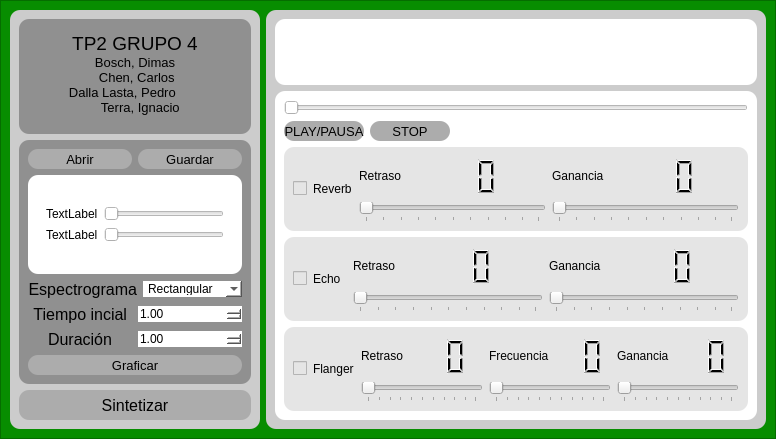
dimasmb/TP2-ASSD, file designer/mainwindow.ui: the form before one commit.
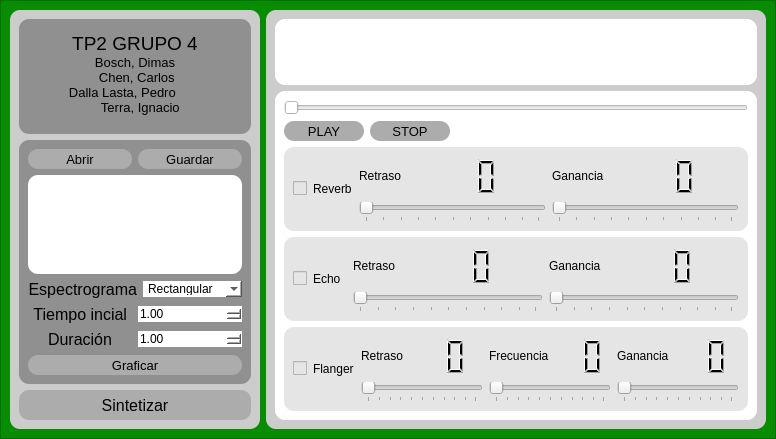
The form after the commit.

Commit message: Agregué comboBox para los tracks y saque los dos que aparecen al principio

What changed in the file:
```diff
--- a/designer/mainwindow.ui
+++ b/designer/mainwindow.ui
@@ -325,50 +325,13 @@
                     <rect>
                      <x>0</x>
                      <y>0</y>
-                     <width>179</width>
-                     <height>74</height>
+                     <width>196</width>
+                     <height>69</height>
                     </rect>
                    </property>
                    <layout class="QVBoxLayout" name="verticalLayout_8">
                     <item>
-                     <layout class="QVBoxLayout" name="verticalLayout_3">
-                      <item>
-                       <layout class="QHBoxLayout" name="horizontalLayout_24">
-                        <item>
-                         <widget class="QLabel" name="label_3">
-                          <property name="text">
-                           <string>TextLabel</string>
-                          </property>
-                         </widget>
-                        </item>
-                        <item>
-                         <widget class="QSlider" name="horizontalSlider_9">
-                          <property name="orientation">
-                           <enum>Qt::Horizontal</enum>
-                          </property>
-                         </widget>
-                        </item>
-                       </layout>
-                      </item>
-                      <item>
-                       <layout class="QHBoxLayout" name="horizontalLayout_25">
-                        <item>
-                         <widget class="QLabel" name="label_8">
-                          <property name="text">
-                           <string>TextLabel</string>
-                          </property>
-                         </widget>
-                        </item>
-                        <item>
-                         <widget class="QSlider" name="horizontalSlider_10">
-                          <property name="orientation">
-                           <enum>Qt::Horizontal</enum>
-                          </property>
-                         </widget>
-                        </item>
-                       </layout>
-                      </item>
-                     </layout>
+                     <layout class="QVBoxLayout" name="verticalLayout_3"/>
                     </item>
                    </layout>
                   </widget>
@@ -772,7 +735,7 @@
                     <string notr="true">background-color: rgb(172, 172, 172);</string>
                    </property>
                    <property name="text">
-                    <string>PLAY/PAUSA</string>
+                    <string>PLAY</string>
                    </property>
                    <property name="iconSize">
                     <size>
```
The commit also changes 2 other files.
